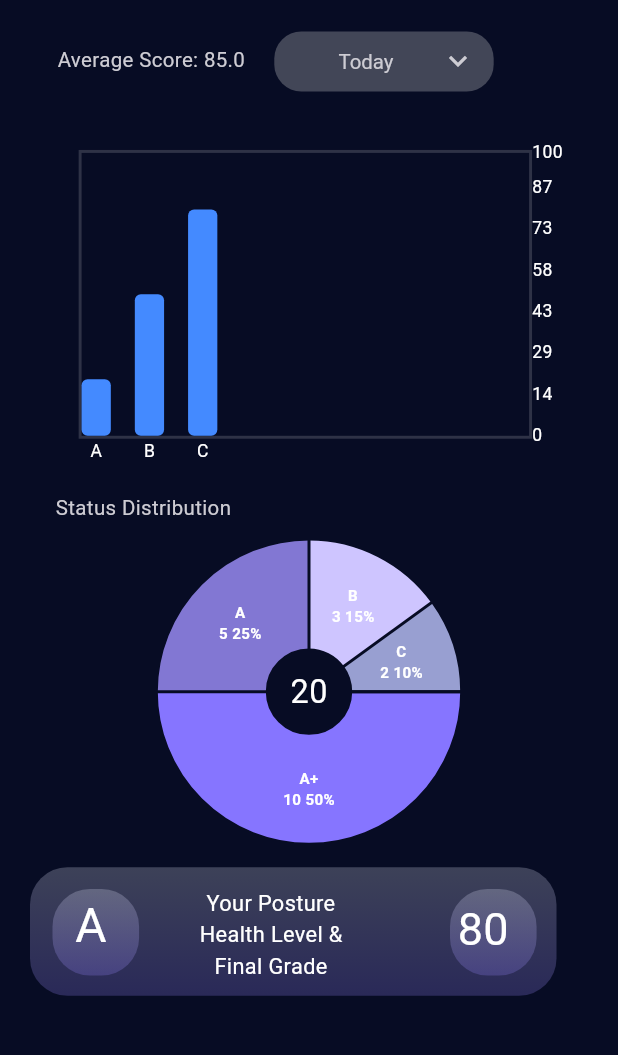
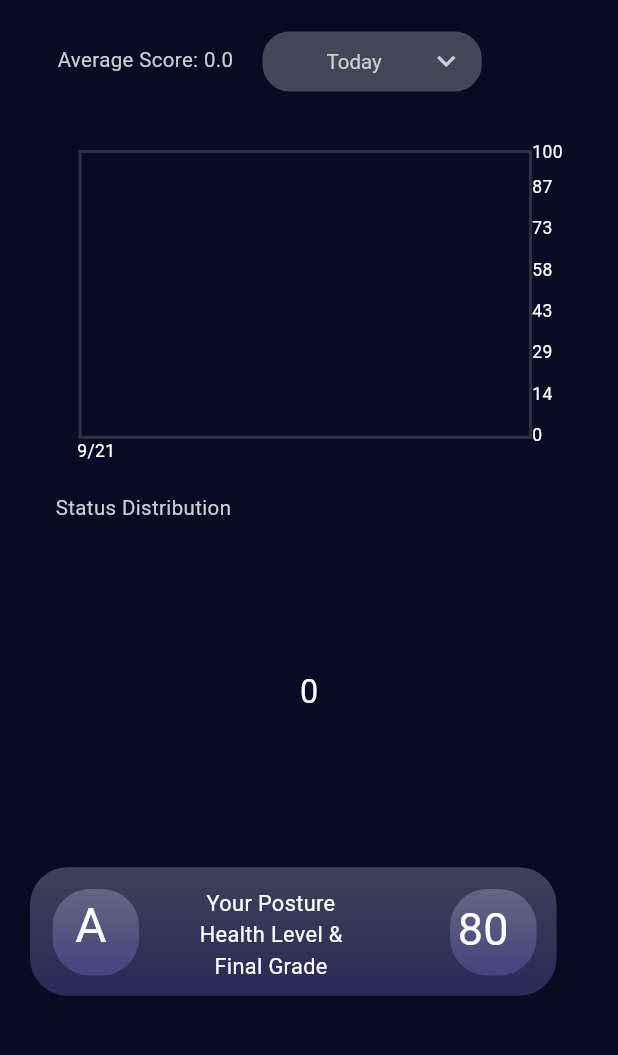
Before and after one commit to x85432/teddySit, a Flutter app: the AnalyticPage screen opened by its route, on a phone screen of 412 x 824 dp, the part 144-1199 px from its top. Run offline on Flutter 3.47's test engine with Material 3 defaults, Android fonts, the phone set to English and light mode, and no system bars; drawn by our look-alikes of fl_chart; our stand-ins replace cloud_firestore, cloud_functions, firebase_auth, firebase_core, flutter_local_notifications, fluttertoast and 5 more; missing offline and left inert: firebase_app_check; accounts and stored records are empty; generated files the repository leaves out were written again.

Commit message:
Analytic Update

```diff
--- a/teddy_sit/lib/pages/analytic.dart
+++ b/teddy_sit/lib/pages/analytic.dart
@@ -5,12 +5,13 @@ import 'package:teddy_sit/pages/piechart_test.dart';
 import '../widgets/home.dart';
 import '../widgets/analytic_wid.dart';
 import '../widgets/piechart_wid.dart';
+import '../services/sensor_data_manager.dart';
 //import '../widgets/stretch_wid.dart';
 
 double scale = 2340/2400;
 
 // 下拉選單項目
-const List<String> dropdownOptions = ['Today', 'Past 7 Days', 'Past Months'];
+const List<String> dropdownOptions = ['Today', 'Past 3 Days', 'Past 5 Days'];
 
 class AnalyticPage extends StatefulWidget {
   const AnalyticPage({super.key});
@@ -29,12 +30,12 @@ class _AnalyticPageState extends State<AnalyticPage> {
       [FlSpot(0, 30), FlSpot(1, 40)],
       [FlSpot(0, 50), FlSpot(1, 60)],
     ],
-    'Past 7 Days': [
+    'Past 3 Days': [
       [FlSpot(0, 15), FlSpot(1, 25)],
       [FlSpot(0, 35), FlSpot(1, 45)],
       [FlSpot(0, 55), FlSpot(1, 65)],
     ],
-    'Past Months': [
+    'Past 5 Days': [
       [FlSpot(0, 20), FlSpot(1, 30)],
       [FlSpot(0, 40), FlSpot(1, 50)],
       [FlSpot(0, 60), FlSpot(1, 70)],
@@ -42,22 +43,44 @@ class _AnalyticPageState extends State<AnalyticPage> {
   };
 
   final Map<String, List<String>> labelsSets = {
-    'Today': ['A', 'B', 'C'],
-    'Past 7 Days': ['X', 'Y', 'Z'],
-    'Past Months': ['L', 'M', 'N'],
+    'Today': ['9/21'],
+    'Past 3 Days': ['9/21', '9/20', '9/19'],
+    'Past 5 Days': ['9/21', '9/20', '9/19', '9/18', '9/17'],
   };
 
-  final Map<String, List<double>> barValuesSets = {
-    'Today': [20, 50, 80],
-    'Past 7 Days': [30, 40, 70],
-    'Past Months': [10, 60, 90],
-  };
+  Map<String, List<double>> get barValuesSets {
+    final today = DateTime.now().toString().split(' ')[0];
+    final yesterday = DateTime.now().subtract(Duration(days: 1)).toString().split(' ')[0];
+    final dayBeforeYesterday = DateTime.now().subtract(Duration(days: 2)).toString().split(' ')[0];
+    final day3 = DateTime.now().subtract(Duration(days: 3)).toString().split(' ')[0];
+    final day4 = DateTime.now().subtract(Duration(days: 4)).toString().split(' ')[0];
+    debugPrint('Today: $today, Yesterday: $yesterday, Day Before Yesterday: $dayBeforeYesterday');
+    List<Map<String, dynamic>> datas1 = SensorDataManager.getSensorDataLast30Seconds(10);
+    List<Map<String, dynamic>> datas2 = SensorDataManager.getSensorDataLast30Seconds(20);
+    List<Map<String, dynamic>> datas3 = SensorDataManager.getSensorDataLast30Seconds(30);
+    List<Map<String, dynamic>> datas4 = SensorDataManager.getSensorDataLast30Seconds(40);
+    List<Map<String, dynamic>> datas5 = SensorDataManager.getSensorDataLast30Seconds(50);
+    return {
+      'Today': [SensorDataManager.getAverageFrameScoreByDateDirect(datas1)],
+      'Past 3 Days': [
+        SensorDataManager.getAverageFrameScoreByDateDirect(datas1),
+        SensorDataManager.getAverageFrameScoreByDateDirect(datas2),
+        SensorDataManager.getAverageFrameScoreByDateDirect(datas3),
+      ],
+      'Past 5 Days': [
+        SensorDataManager.getAverageFrameScoreByDateDirect(datas1),
+        SensorDataManager.getAverageFrameScoreByDateDirect(datas2),
+        SensorDataManager.getAverageFrameScoreByDateDirect(datas3),
+        SensorDataManager.getAverageFrameScoreByDateDirect(datas4),
+        SensorDataManager.getAverageFrameScoreByDateDirect(datas5),
+      ], // 暫時保持靜態資料，因為需要更複雜的月份計算
+    };
+  }
 
-  final Map<String, double> averageScores =
-  {
-    'Today': 85.0,
-    'Past 7 Days': 78.5,
-    'Past Months': 82.3,
+  final Map<String, double> averageScores = {
+    'Today': SensorDataManager.getAverageFrameScoreByDateDirect(SensorDataManager.getSensorDataLast30Seconds(10)),
+    'Past 3 Days': SensorDataManager.getAverageFrameScoreByDateDirect(SensorDataManager.getSensorDataLast30Seconds(10) + SensorDataManager.getSensorDataLast30Seconds(20) + SensorDataManager.getSensorDataLast30Seconds(30)),
+    'Past 5 Days': SensorDataManager.getAverageFrameScoreByDateDirect(SensorDataManager.getSensorDataLast30Seconds(10) + SensorDataManager.getSensorDataLast30Seconds(20) + SensorDataManager.getSensorDataLast30Seconds(30) + SensorDataManager.getSensorDataLast30Seconds(40) + SensorDataManager.getSensorDataLast30Seconds(50)),
   };
 
   int correct = 40;
@@ -67,6 +90,44 @@ class _AnalyticPageState extends State<AnalyticPage> {
 
   @override
   Widget build(BuildContext context) {
+    List<Map<String, dynamic>> datas1 = SensorDataManager.getSensorDataLast30Seconds(10);
+    List<Map<String, dynamic>> datas2 = SensorDataManager.getSensorDataLast30Seconds(20);
+    List<Map<String, dynamic>> datas3 = SensorDataManager.getSensorDataLast30Seconds(30);
+    List<Map<String, dynamic>> datas4 = SensorDataManager.getSensorDataLast30Seconds(40);
+    List<Map<String, dynamic>> datas5 = SensorDataManager.getSensorDataLast30Seconds(50);
+    Map<String, double> frameLevelStats;
+    if(selectedOption == 'Today'){
+      frameLevelStats = SensorDataManager.getFrameLevelStatsByDate(datas1);
+    }
+    else if(selectedOption == 'Past 3 Days'){
+      List<Map<String, dynamic>> combinedDatas = [];
+      combinedDatas.addAll(datas1);
+      combinedDatas.addAll(datas2);
+      combinedDatas.addAll(datas3);
+      frameLevelStats = SensorDataManager.getFrameLevelStatsByDate(combinedDatas);
+    }
+    else{
+      List<Map<String, dynamic>> combinedDatas = [];
+      combinedDatas.addAll(datas1);
+      combinedDatas.addAll(datas2);
+      combinedDatas.addAll(datas3);
+      combinedDatas.addAll(datas4);
+      combinedDatas.addAll(datas5);
+      frameLevelStats = SensorDataManager.getFrameLevelStatsByDate(combinedDatas);
+    }
+
+    if (frameLevelStats['A+'] == null) {
+      frameLevelStats['A+'] = 0;
+    }
+    if (frameLevelStats['A'] == null){
+      frameLevelStats['A'] = 0;
+    }
+    if (frameLevelStats['B'] == null){
+      frameLevelStats['B'] = 0;
+    }
+    if (frameLevelStats['C'] == null){
+      frameLevelStats['C'] = 0;
+    }
     return Scaffold(
       appBar: AppBar(
         automaticallyImplyLeading: false,
@@ -193,12 +254,13 @@ class _AnalyticPageState extends State<AnalyticPage> {
             )
           ),
           SizedBox(height: 40,),
+
           PieChartGrades(
             grades: {
-              'A+': 10,
-              'A': 5,
-              'B': 3,
-              'C': 2,
+              'A+': frameLevelStats['A+'] ?? 0,
+              'A': frameLevelStats['A'] ?? 0,
+              'B': frameLevelStats['B'] ?? 0,
+              'C': frameLevelStats['C'] ?? 0,
             },
             scale: 0.72
           ),
--- a/teddy_sit/lib/widgets/analytic_wid.dart
+++ b/teddy_sit/lib/widgets/analytic_wid.dart
@@ -67,6 +67,7 @@ class LongestTimeWid extends StatelessWidget {
 // Report
 class Report extends StatelessWidget {
   const Report({super.key});
+
 
   @override
   Widget build(BuildContext context) {
--- a/teddy_sit/lib/widgets/home.dart
+++ b/teddy_sit/lib/widgets/home.dart
@@ -633,7 +633,7 @@ class _ElapsedTimeState extends State<ElapsedTime> {
     }
 
     _session.startSegment();  // 開始新的時間段
-    final now = DateTime.now().add(Duration(hours: 8));
+    final now = DateTime.now();
     debugPrint('⏰ 開始時間: ${now.hour.toString().padLeft(2, '0')}:${now.minute.toString().padLeft(2, '0')}:${now.second.toString().padLeft(2, '0')}');
 
     _timer = Timer.periodic(const Duration(seconds: 1), (timer) {
@@ -645,7 +645,7 @@ class _ElapsedTimeState extends State<ElapsedTime> {
 
   void _pauseTimer() {
     _session.endCurrentSegment();  // 結束當前時間段
-    final now = DateTime.now().add(Duration(hours: 8));
+    final now = DateTime.now();
     debugPrint('⏸️ 暫停時間: ${now.hour.toString().padLeft(2, '0')}:${now.minute.toString().padLeft(2, '0')}:${now.second.toString().padLeft(2, '0')}');
     debugPrint(_session.getSessionSummary());  // 顯示目前記錄
 
@@ -655,7 +655,7 @@ class _ElapsedTimeState extends State<ElapsedTime> {
 
   void _stopTimer() {
     _session.endCurrentSegment();  // 結束當前時間段
-    final now = DateTime.now().add(Duration(hours: 8));
+    final now = DateTime.now();
     debugPrint('⏹️ 結束時間: ${now.hour.toString().padLeft(2, '0')}:${now.minute.toString().padLeft(2, '0')}:${now.second.toString().padLeft(2, '0')}');
     debugPrint(_session.getSessionSummary());  // 顯示完整記錄
 
--- a/teddy_sit/lib/widgets/piechart_wid.dart
+++ b/teddy_sit/lib/widgets/piechart_wid.dart
@@ -1,3 +1,5 @@
+// import 'dart:nativewrappers/_internal/vm/lib/ffi_native_type_patch.dart';
+
 import 'package:flutter/material.dart';
 import 'package:fl_chart/fl_chart.dart';
 import 'package:google_fonts/google_fonts.dart';
--- a/teddy_sit/pubspec.yaml
+++ b/teddy_sit/pubspec.yaml
@@ -56,6 +56,9 @@ dependencies:
   # notifications
   flutter_local_notifications: ^17.2.2
   permission_handler: ^12.0.1
+
+  # Data storage
+  shared_preferences: ^2.3.2
 
 
 dev_dependencies:
```
Also changed, not shown: teddy_sit/lib/main.dart (+41 -13 lines), teddy_sit/lib/services/sensor_data_manager.dart (added, +346 -0 lines), teddy_sit/pubspec.lock, 1 other file.
